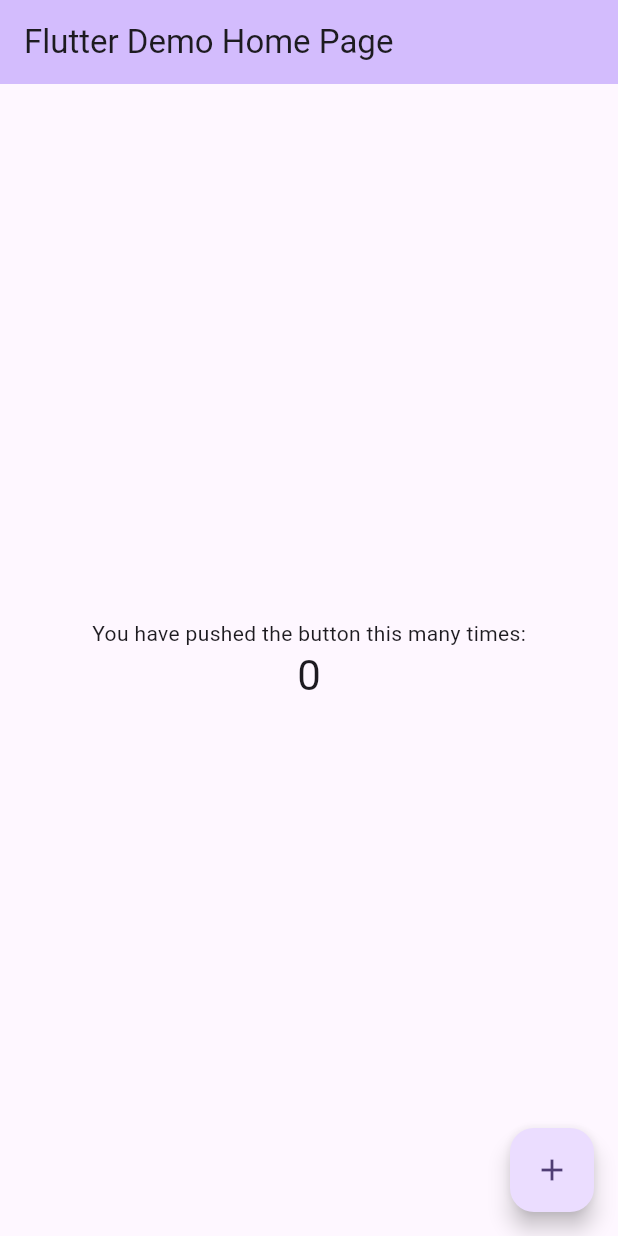
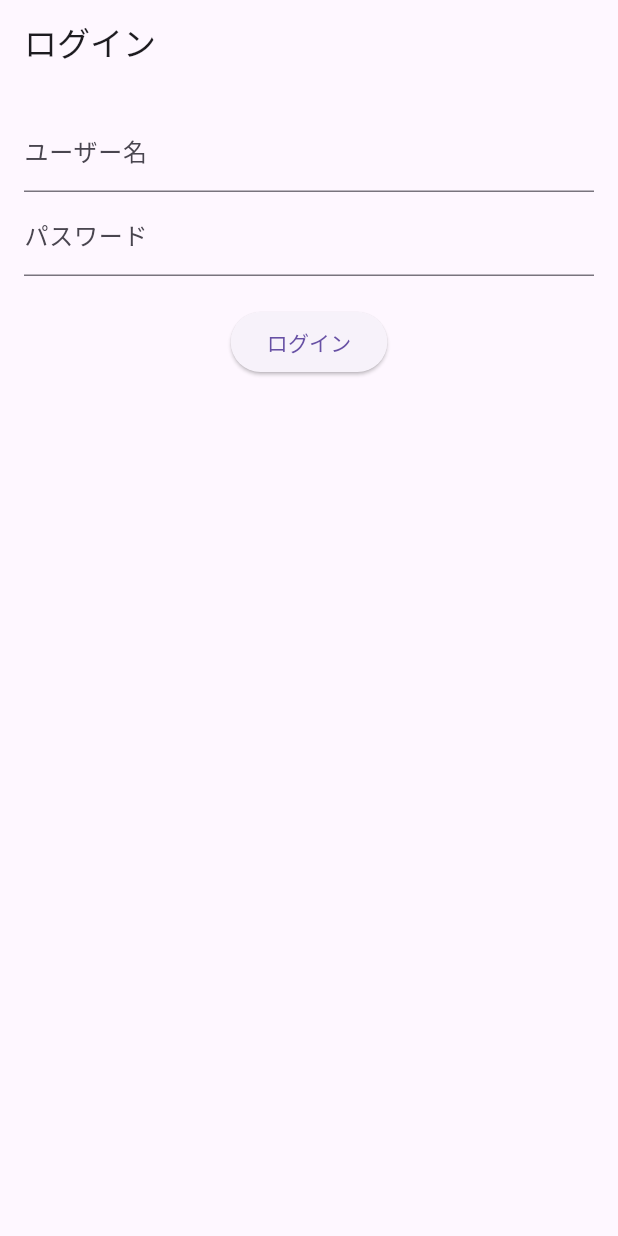
Before and after one commit to ken7python/GinAuthApp, a Flutter app: the screen it shows after launch, on a phone screen of 412 x 824 dp. Run offline on Flutter 3.47's test engine with Material 3 defaults, Android fonts, the phone set to English and light mode, and no system bars; our stand-ins replace dio, shared_preferences.

Commit message:
feat: Add login

```diff
--- a/lib/main.dart
+++ b/lib/main.dart
@@ -1,125 +1,23 @@
 import 'package:flutter/material.dart';
+import 'screens/login_screen.dart';
+import 'screens/register_screen.dart';
+import 'screens/profile_screen.dart';
 
 void main() {
-  runApp(const MyApp());
+  runApp(MyApp());
 }
 
 class MyApp extends StatelessWidget {
-  const MyApp({super.key});
-
-  // This widget is the root of your application.
   @override
   Widget build(BuildContext context) {
     return MaterialApp(
-      title: 'Flutter Demo',
-      theme: ThemeData(
-        // This is the theme of your application.
-        //
-        // TRY THIS: Try running your application with "flutter run". You'll see
-        // the application has a purple toolbar. Then, without quitting the app,
-        // try changing the seedColor in the colorScheme below to Colors.green
-        // and then invoke "hot reload" (save your changes or press the "hot
-        // reload" button in a Flutter-supported IDE, or press "r" if you used
-        // the command line to start the app).
-        //
-        // Notice that the counter didn't reset back to zero; the application
-        // state is not lost during the reload. To reset the state, use hot
-        // restart instead.
-        //
-        // This works for code too, not just values: Most code changes can be
-        // tested with just a hot reload.
-        colorScheme: ColorScheme.fromSeed(seedColor: Colors.deepPurple),
-        useMaterial3: true,
-      ),
-      home: const MyHomePage(title: 'Flutter Demo Home Page'),
+      title: "GinAuth App",
+      initialRoute: "/",
+      routes: {
+        "/": (context) => LoginScreen(),
+        "/profile": (context) => ProfileScreen(),
+        "register": (context) => RegisterScreen(),
+      },
     );
   }
 }
-
-class MyHomePage extends StatefulWidget {
-  const MyHomePage({super.key, required this.title});
-
-  // This widget is the home page of your application. It is stateful, meaning
-  // that it has a State object (defined below) that contains fields that affect
-  // how it looks.
-
-  // This class is the configuration for the state. It holds the values (in this
-  // case the title) provided by the parent (in this case the App widget) and
-  // used by the build method of the State. Fields in a Widget subclass are
-  // always marked "final".
-
-  final String title;
-
-  @override
-  State<MyHomePage> createState() => _MyHomePageState();
-}
-
-class _MyHomePageState extends State<MyHomePage> {
-  int _counter = 0;
-
-  void _incrementCounter() {
-    setState(() {
-      // This call to setState tells the Flutter framework that something has
-      // changed in this State, which causes it to rerun the build method below
-      // so that the display can reflect the updated values. If we changed
-      // _counter without calling setState(), then the build method would not be
-      // called again, and so nothing would appear to happen.
-      _counter++;
-    });
-  }
-
-  @override
-  Widget build(BuildContext context) {
-    // This method is rerun every time setState is called, for instance as done
-    // by the _incrementCounter method above.
-    //
-    // The Flutter framework has been optimized to make rerunning build methods
-    // fast, so that you can just rebuild anything that needs updating rather
-    // than having to individually change instances of widgets.
-    return Scaffold(
-      appBar: AppBar(
-        // TRY THIS: Try changing the color here to a specific color (to
-        // Colors.amber, perhaps?) and trigger a hot reload to see the AppBar
-        // change color while the other colors stay the same.
-        backgroundColor: Theme.of(context).colorScheme.inversePrimary,
-        // Here we take the value from the MyHomePage object that was created by
-        // the App.build method, and use it to set our appbar title.
-        title: Text(widget.title),
-      ),
-      body: Center(
-        // Center is a layout widget. It takes a single child and positions it
-        // in the middle of the parent.
-        child: Column(
-          // Column is also a layout widget. It takes a list of children and
-          // arranges them vertically. By default, it sizes itself to fit its
-          // children horizontally, and tries to be as tall as its parent.
-          //
-          // Column has various properties to control how it sizes itself and
-          // how it positions its children. Here we use mainAxisAlignment to
-          // center the children vertically; the main axis here is the vertical
-          // axis because Columns are vertical (the cross axis would be
-          // horizontal).
-          //
-          // TRY THIS: Invoke "debug painting" (choose the "Toggle Debug Paint"
-          // action in the IDE, or press "p" in the console), to see the
-          // wireframe for each widget.
-          mainAxisAlignment: MainAxisAlignment.center,
-          children: <Widget>[
-            const Text(
-              'You have pushed the button this many times:',
-            ),
-            Text(
-              '$_counter',
-              style: Theme.of(context).textTheme.headlineMedium,
-            ),
-          ],
-        ),
-      ),
-      floatingActionButton: FloatingActionButton(
-        onPressed: _incrementCounter,
-        tooltip: 'Increment',
-        child: const Icon(Icons.add),
-      ), // This trailing comma makes auto-formatting nicer for build methods.
-    );
-  }
-}
--- /dev/null
+++ b/lib/screens/login_screen.dart
@@ -0,0 +1,61 @@
+import 'package:flutter/material.dart';
+import '../services/api_service.dart';
+
+class LoginScreen extends StatefulWidget {
+  @override
+  _LoginScreenState createState() => _LoginScreenState();
+}
+
+class _LoginScreenState extends State<LoginScreen> {
+  final TextEditingController _usernameController = TextEditingController();
+  final TextEditingController _passwordController = TextEditingController();
+  final ApiService _apiService = ApiService();
+  String _message = "";
+
+  void _login() async {
+    if (_usernameController.text.isEmpty || _passwordController.text.isEmpty) {
+      setState(() {
+        _message = "ユーザー名とパスワードを入力してください";
+      });
+      return;
+    }
+
+    String? token = await _apiService.login(
+      _usernameController.text,
+      _passwordController.text,
+    );
+    setState(() {
+      _message = token ?? "ログイン失敗";
+    });
+
+    if (token != null){
+      Navigator.pushReplacementNamed(context, '/profile');
+    }
+  }
+
+  @override
+  Widget build(BuildContext context) {
+    return Scaffold(
+      appBar: AppBar(title: Text("ログイン")),
+      body: Padding(
+        padding: EdgeInsets.all(16.0),
+        child: Column(
+          children: [
+            TextField(
+              controller: _usernameController,
+              decoration: InputDecoration(labelText: "ユーザー名"),
+            ),
+            TextField(
+              controller: _passwordController,
+              decoration: InputDecoration(labelText: "パスワード"),
+              obscureText: true,
+            ),
+            SizedBox(height: 20.0),
+            ElevatedButton(onPressed: _login, child: Text("ログイン")),
+            Text(_message),
+          ],
+        )
+      )
+    );
+  }
+}
--- a/pubspec.yaml
+++ b/pubspec.yaml
@@ -36,6 +36,7 @@ dependencies:
   cupertino_icons: ^1.0.8
   dio: ^5.8.0+1
   flutter_secure_storage: ^9.2.4
+  shared_preferences: ^2.5.2
 
 dev_dependencies:
   flutter_test:
```
Also changed, not shown: lib/screens/profile_screen.dart (added, +39 -0 lines), lib/screens/register_screen.dart (added, +83 -0 lines), lib/services/api_service.dart (+62 -7 lines), pubspec.lock, 6 other files.
